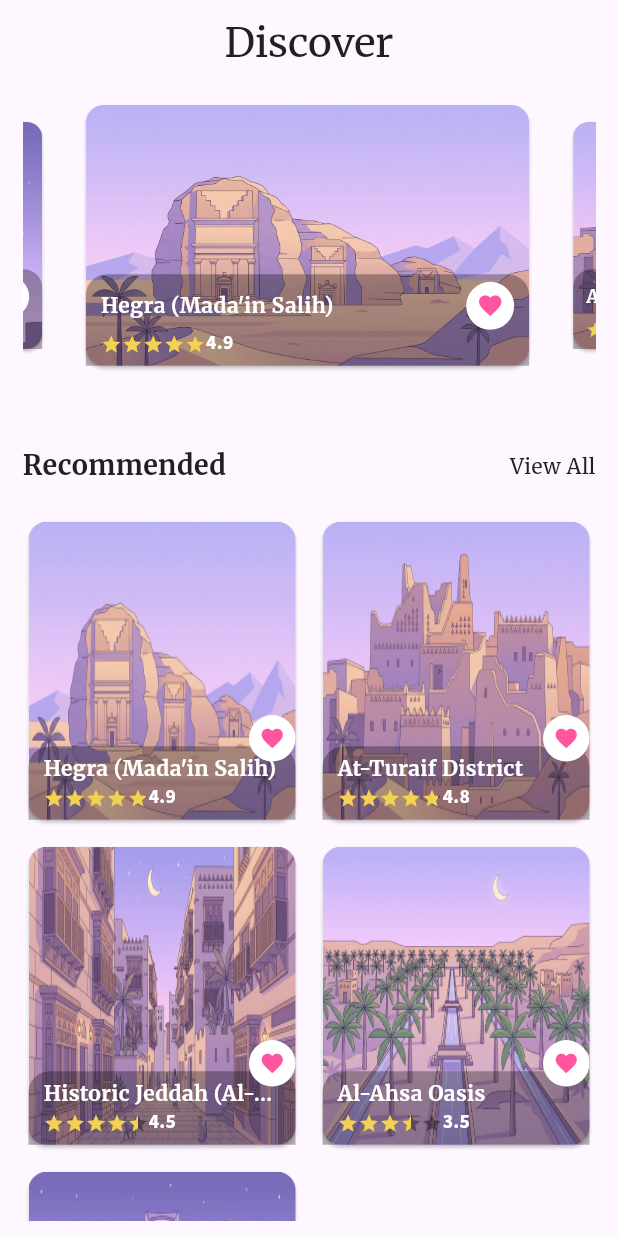
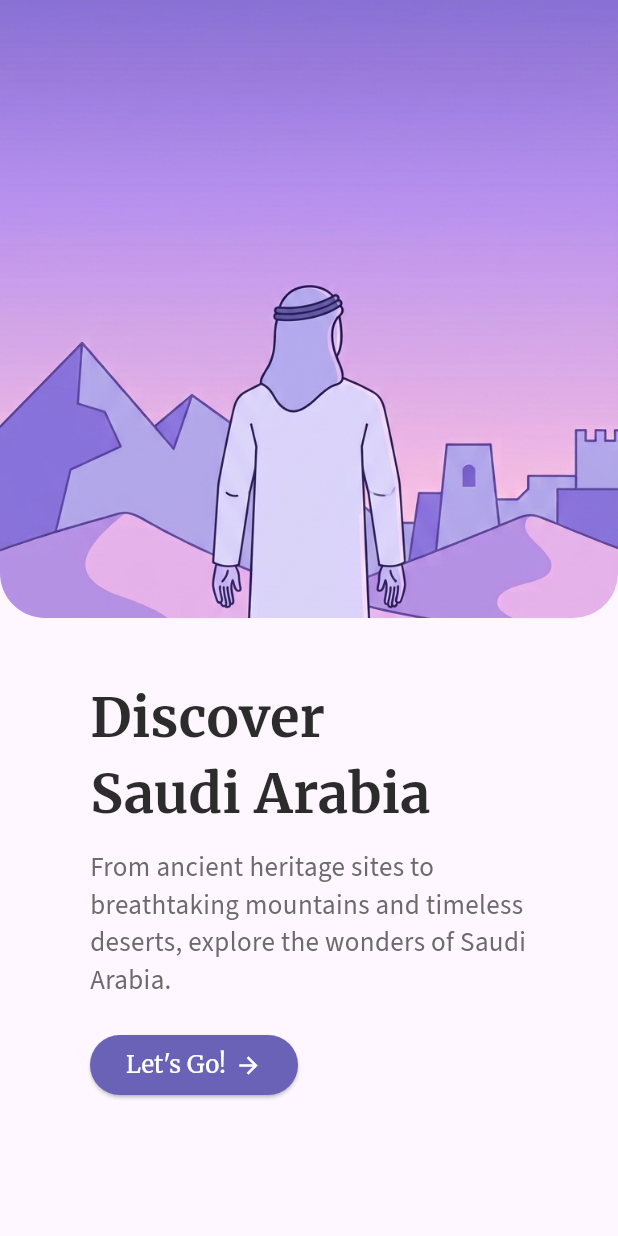
Before and after one commit to FaisalAlanazi-1/Tuwaiq_flutter_project_one, a Flutter app: the screen it shows after launch, on a phone screen of 412 x 824 dp. Run offline on Flutter 3.47's test engine with Material 3 defaults, Android fonts, the phone set to English and light mode, and no system bars; drawn by our look-alikes of carousel_slider, flutter_rating_bar; our stand-ins replace dots_indicator, google_fonts.

Commit message:
all features done

```diff
--- a/lib/constants/app_colors.dart
+++ /dev/null
@@ -1,43 +0,0 @@
-import 'package:flutter/material.dart';
-
-/// ألوان النصوص والأيقونات المستخدمة في التطبيق
-/// (مستبعد منها: خلفيات الصور، الخطوط الفاصلة، ولون الإشعار الأحمر)
-class AppColors {
-  AppColors._(); // منع إنشاء نسخة من الكلاس
-
-  // ============================================
-  // Primary — بنفسجي (نصوص وأيقونات أساسية)
-  // ============================================
-
-  /// بنفسجي غامق — أزرار، أيقونات، نص السعر واسم الباقة
-  static const Color primaryDark = Color(0xFF6A62B7);
-
-  /// بنفسجي داكن — نص التبويب النشط "Popular"
-  static const Color primaryActive = Color(0xFF897CFF);
-
-  // ============================================
-  // Neutrals — نصوص محايدة
-  // ============================================
-
-  /// أسود — النصوص الرئيسية والأيقونات
-  static const Color textPrimary = Color(0xFF202020);
-
-  /// رمادي عامق — العناوين والنص الفرعي
-  static const Color textSecondary = Color(0xFF2C2C2C);
-
-  /// أبيض — النصوص فوق الصور
-  static const Color textOnImage = Color(0xFFFFFFFF);
-
-  // ============================================
-  // Accent — ألوان الأيقونات المميزة
-  // ============================================
-
-  /// أصفر ذهبي — أيقونة نجوم التقييم
-  static const Color iconRating = Color(0xFFF4D150);
-
-  /// وردي — أيقونة القلب (المفضلة)
-  static const Color iconFavorite = Color(0xFFFF54A0);
-
-  /// أزرق فاتح — أيقونات شريط التنقل السفلي
-  static const Color iconNavBar = Color(0xFF403A7A);
-}
--- /dev/null
+++ b/lib/core/constants/app_colors.dart
@@ -0,0 +1,21 @@
+import 'package:flutter/material.dart';
+
+class AppColors {
+  AppColors._();
+
+  static const Color primary = Color(0xFF6A62B7);
+
+  static const Color primaryActive = Color(0xFF897CFF);
+
+  static const Color textPrimary = Color(0xFF202020);
+
+  static const Color textSecondary = Color(0xFF2C2C2C);
+
+  static const Color textOnImage = Color(0xFFFFFFFF);
+
+  static const Color iconRating = Color(0xFFF4D150);
+
+  static const Color iconFavorite = Color(0xFFFF54A0);
+
+  static const Color iconNavBar = Color(0xFF403A7A);
+}
--- a/lib/constants/gen/assets.dart
+++ b/lib/core/constants/gen/assets.dart
@@ -21,4 +21,6 @@ class Assets {
   /// Assets for assetsImagesKingdomTower
   /// assets/images/kingdom_tower.jpg
   static const String assetsImagesKingdomTower = "assets/images/kingdom_tower.jpg";
+
+ static const String splashImage =  "assets/images/splash.jpg" ;
 }
--- a/lib/constants/text_styles.dart
+++ b/lib/core/constants/text_styles.dart
@@ -2,149 +2,157 @@ import 'package:flutter/material.dart';
 import 'package:google_fonts/google_fonts.dart';
 import 'app_colors.dart';
 
-/// جميع أنماط النصوص المستخدمة في التطبيق
-/// مبنية على تحليل خطوط تصميم Figma: Merriweather + Source Sans Pro
+
+
 class AppTextStyles {
-  AppTextStyles._(); // منع إنشاء نسخة من الكلاس
+  AppTextStyles._();
 
-  // ============================================
-  // Merriweather — للعناوين والأسماء (Headlines)
-  // ============================================
 
-  /// عنوان رئيسي كبير — مثال: اسم المكان بشاشة التفاصيل (Mount Fuji)
+
+
+
+
   static TextStyle headlineLarge = GoogleFonts.merriweather(
     fontSize: 24,
-    fontWeight: FontWeight.w900, // Black
+    fontWeight: FontWeight.w900,
     color: AppColors.textPrimary,
   );
 
-  /// عنوان ترحيبي كبير جداً — مثال: "Winter Vacation Trips"
+
   static TextStyle welcomeTitle = GoogleFonts.merriweather(
     fontSize: 36,
     fontWeight: FontWeight.bold,
     color: AppColors.textSecondary,
   );
 
-  /// اسم مكان فوق كارد كبير (على خلفية صورة)
+
   static TextStyle cardTitleLarge = GoogleFonts.merriweather(
     fontSize: 20,
     fontWeight: FontWeight.bold,
     color: AppColors.textOnImage,
   );
 
-  /// عنوان قسم — مثال: "Description"
+
   static TextStyle sectionTitle = GoogleFonts.merriweather(
     fontSize: 20,
     fontWeight: FontWeight.bold,
     color: AppColors.textPrimary,
   );
 
-  /// عنوان قسم فرعي — مثال: "Recommended"
+
   static TextStyle sectionSubtitle = GoogleFonts.merriweather(
     fontSize: 18,
     fontWeight: FontWeight.bold,
     color: AppColors.textPrimary,
   );
 
-  /// اسم مكان فوق كارد صغير (على خلفية صورة)
+
   static TextStyle cardTitleSmall = GoogleFonts.merriweather(
     fontSize: 14,
     fontWeight: FontWeight.bold,
     color: AppColors.textOnImage,
   );
 
-  /// عنوان الشاشة الرئيسي — مثال: "Discover"
+
   static TextStyle screenTitle = GoogleFonts.merriweather(
     fontSize: 27,
     fontWeight: FontWeight.normal,
     color: AppColors.textPrimary,
   );
 
-  /// نص زر أساسي — مثال: "Let's Go!"
+
   static TextStyle buttonText = GoogleFonts.merriweather(
     fontSize: 16,
     fontWeight: FontWeight.normal,
     color: AppColors.textOnImage,
   );
 
-  /// رابط ثانوي — مثال: "View All"
+
   static TextStyle linkText = GoogleFonts.merriweather(
     fontSize: 14,
     fontWeight: FontWeight.normal,
     color: AppColors.textPrimary,
   );
 
-  // ============================================
-  // Source Sans Pro — للنصوص والتفاصيل
-  // ============================================
 
-  /// تبويب نشط/محدد — مثال: "Popular"
+
+
+
+
   static TextStyle tabActive = GoogleFonts.sourceSans3(
     fontSize: 16,
-    fontWeight: FontWeight.w900, // Black
+    fontWeight: FontWeight.w900,
     color: AppColors.iconNavBar,
   );
 
-  /// عداد رقمي — مثال: عداد الأيام "5"
+
   static TextStyle counterText = GoogleFonts.sourceSans3(
     fontSize: 16,
-    fontWeight: FontWeight.w900, // Black
+    fontWeight: FontWeight.w900,
     color: AppColors.textPrimary,
   );
 
-  /// السعر الرئيسي — مثال: "$400"
+
   static TextStyle priceLarge = GoogleFonts.sourceSans3(
     fontSize: 36,
     fontWeight: FontWeight.bold,
-    color: AppColors.primaryDark,
+    color: AppColors.primary,
   );
 
-  /// وحدة السعر — مثال: "/Package"
+
   static TextStyle priceUnit = GoogleFonts.sourceSans3(
     fontSize: 18,
     fontWeight: FontWeight.bold,
-    color: AppColors.primaryDark,
+    color: AppColors.primary,
   );
 
-  /// تقييم على خلفية داكنة (فوق صورة) — مثال: "4.5"
+
   static TextStyle ratingOnImage = GoogleFonts.sourceSans3(
     fontSize: 13,
     fontWeight: FontWeight.bold,
     color: AppColors.textOnImage,
   );
 
-  /// تقييم على خلفية فاتحة — مثال: "4.9"
+
   static TextStyle ratingOnLight = GoogleFonts.sourceSans3(
     fontSize: 13,
     fontWeight: FontWeight.bold,
     color: AppColors.textPrimary,
   );
 
-  /// نص الموقع — مثال: "Honshu, Japan"
+
   static TextStyle locationText = GoogleFonts.sourceSans3(
     fontSize: 12,
     fontWeight: FontWeight.bold,
     color: AppColors.textPrimary,
   );
 
-  /// نص شبه عريض — مثال: "5 Days"
+
   static TextStyle semiBoldText = GoogleFonts.sourceSans3(
     fontSize: 18,
-    fontWeight: FontWeight.w600, // SemiBold
+    fontWeight: FontWeight.w600,
     color: AppColors.textPrimary,
   );
 
-  /// نص وصفي طويل (فقرة الوصف)
+
   static TextStyle bodyText = GoogleFonts.sourceSans3(
     fontSize: 18,
     fontWeight: FontWeight.normal,
     color: AppColors.textPrimary,
   );
 
-  /// تبويب غير نشط — مثال: "Featured", "Most Visited"
+
   static TextStyle tabInactive = GoogleFonts.sourceSans3(
     fontSize: 16,
     fontWeight: FontWeight.normal,
     color: AppColors.textSecondary,
   );
+
+
+  static TextStyle welcomeDescription = GoogleFonts.sourceSans3(
+    fontSize: 18,
+    fontWeight: FontWeight.normal,
+    color: const Color(0xFF6B6B6B),
+    height: 1.4,
+  );
 }
--- a/lib/data.dart
+++ b/lib/data.dart
@@ -1,5 +1,5 @@
 
-import 'package:faisal_alanazi_proj1/constants/gen/assets.dart';
+import 'package:faisal_alanazi_proj1/core/constants/gen/assets.dart';
 
 List<Map<String, dynamic>> places = [
   {
--- a/lib/main.dart
+++ b/lib/main.dart
@@ -1,9 +1,9 @@
-import 'package:faisal_alanazi_proj1/screens/home/home_screen.dart';
+
+import 'package:faisal_alanazi_proj1/screens/splash/splash_screen.dart';
+
 import 'package:flutter/material.dart';
 
-
 void main() {
-
   runApp(const MainApp());
 }
 
@@ -12,9 +12,6 @@ class MainApp extends StatelessWidget {
 
   @override
   Widget build(BuildContext context) {
-    return  MaterialApp(
-      debugShowCheckedModeBanner: false,
-      home:HomeScreen()
-    );
+    return MaterialApp(debugShowCheckedModeBanner: false, home:SplashScreen());
   }
 }
--- a/lib/screens/home/widgets/home_body.dart
+++ b/lib/screens/home/widgets/home_body.dart
@@ -1,17 +1,29 @@
 import 'package:carousel_slider/carousel_options.dart';
 import 'package:carousel_slider/carousel_slider.dart';
-import 'package:faisal_alanazi_proj1/constants/text_styles.dart';
+import 'package:dots_indicator/dots_indicator.dart';
+import 'package:faisal_alanazi_proj1/core/constants/app_colors.dart';
+import 'package:faisal_alanazi_proj1/core/constants/text_styles.dart';
 import 'package:faisal_alanazi_proj1/screens/home/widgets/place_card.dart';
 import 'package:faisal_alanazi_proj1/screens/place_detail/placedetail_screen.dart';
 import 'package:flutter/material.dart';
 
-class HomeBody extends StatelessWidget {
+class HomeBody extends StatefulWidget {
   const HomeBody({
     super.key,
     required this.listOfPlaces,
+    required this.mangePlace,
+    required this.favoritePlaces,
   });
+  final Set<Map<String, dynamic>> favoritePlaces;
+  final List<Map<String, dynamic>> listOfPlaces;
+  final Function mangePlace;
 
-  final List<Map<String, dynamic>> listOfPlaces;
+  @override
+  State<HomeBody> createState() => _HomeBodyState();
+}
+
+class _HomeBodyState extends State<HomeBody> {
+  int currntSlide = 0;
 
   @override
   Widget build(BuildContext context) {
@@ -23,29 +35,38 @@ class HomeBody extends StatelessWidget {
             AspectRatio(
               aspectRatio: 2.1,
               child: CarouselSlider.builder(
-                itemCount: listOfPlaces.length,
+                itemCount: widget.listOfPlaces.length,
                 itemBuilder: (context, index, realIndex) {
-                  final place = listOfPlaces[index];
+                  final place = widget.listOfPlaces[index];
+
                   return Container(
                     margin: EdgeInsets.only(right: 2),
 
                     width: MediaQuery.of(context).size.width * 0.8,
 
                     child: InkWell(
-                       onTap: () {
-
-                         Navigator.push(context, MaterialPageRoute(builder: (context) => PlacedetailScreen(place: place),));
-                       },
+                      onTap: () {
+                        Navigator.push(
+                          context,
+                          MaterialPageRoute(
+                            builder: (context) =>
+                                PlacedetailScreen(place: place),
+                          ),
+                        );
+                      },
                       child: PlaceCard(
-                        image: place['image'],
-                        title: place['name'],
-                        rating: place['rating'],
+                        favoritePlaces: widget.favoritePlaces,
+                        mangePlace: widget.mangePlace,
+                        place: place,
                       ),
                     ),
                   );
                 },
                 options: CarouselOptions(
-                  height: 222,
+                  onPageChanged: (index, reason) => setState(() {
+                    currntSlide >= 3 ? currntSlide = 0 : currntSlide++;
+                  }),
+                  height: 500,
                   viewportFraction: 0.8,
                   autoPlayCurve: Curves.easeInSine,
                   autoPlayInterval: Duration(seconds: 4),
@@ -54,7 +75,16 @@ class HomeBody extends StatelessWidget {
                 ),
               ),
             ),
-            SizedBox(height: 50),
+            SizedBox(height: 15),
+            DotsIndicator(
+              dotsCount: 4,
+              position: currntSlide.toDouble(),
+              decorator: DotsDecorator(
+                color: AppColors.iconNavBar.withValues(alpha: 0.5),
+                activeColor: AppColors.primaryActive,
+              ),
+            ),
+            SizedBox(height: 20),
             // Recommended text
             Row(
               mainAxisAlignment: MainAxisAlignment.spaceBetween,
@@ -74,14 +104,24 @@ class HomeBody extends StatelessWidget {
                 crossAxisSpacing: 10,
                 childAspectRatio: 0.9,
               ),
-              itemCount: listOfPlaces.length,
+              itemCount: widget.listOfPlaces.length,
               itemBuilder: (context, index) {
-                final place = listOfPlaces[index];
-                return PlaceCard(
-                  image: place['image'],
-                  title: place['name'],
-                  rating: place['rating'],
-                  isFavoriteTop: true,
+                final place = widget.listOfPlaces[index];
+                return InkWell(
+                  onTap: () {
+                    Navigator.push(
+                      context,
+                      MaterialPageRoute(
+                        builder: (context) => PlacedetailScreen(place: place),
+                      ),
+                    );
+                  },
+                  child: PlaceCard(
+                    favoritePlaces: widget.favoritePlaces,
+                    mangePlace: widget.mangePlace,
+                    place: place,
+                    isFavoriteTop: true,
+                  ),
                 );
               },
             ),
--- a/lib/screens/home/widgets/place_card.dart
+++ b/lib/screens/home/widgets/place_card.dart
@@ -1,31 +1,34 @@
-
-import 'package:faisal_alanazi_proj1/constants/text_styles.dart';
+import 'package:faisal_alanazi_proj1/core/constants/text_styles.dart';
 import 'package:faisal_alanazi_proj1/screens/home/widgets/favorite_button.dart';
-import 'package:faisal_alanazi_proj1/screens/home/widgets/place_rating.dart';
+import 'package:faisal_alanazi_proj1/core/widget/place_rating.dart';
 import 'package:flutter/material.dart';
 
 class PlaceCard extends StatelessWidget {
-  final String title;
-  final String image;
-  final double rating;
+  final Map<String, dynamic> place;
   final bool? isFavoriteTop;
+  final Set<Map<String, dynamic>> favoritePlaces;
+  final Function mangePlace;
+
   const PlaceCard({
     super.key,
-    required this.title,
-    required this.image,
-    required this.rating,
+
     this.isFavoriteTop,
+    required this.place,
+    required this.mangePlace,
+    required this.favoritePlaces,
   });
 
   @override
   Widget build(BuildContext context) {
+    final bool isFav = favoritePlaces.any((e) => e['name'] == place['name']);
+
     return Card(
       child: Stack(
         children: [
           Positioned.fill(
             child: ClipRRect(
               borderRadius: BorderRadiusGeometry.circular(12),
-              child: Image.asset(image, fit: BoxFit.fill),
+              child: Image.asset(place['image'], fit: BoxFit.fill),
             ),
           ),
           Positioned(
@@ -53,21 +56,25 @@ class PlaceCard extends StatelessWidget {
                       children: [
                         Expanded(
                           child: Text(
-                            title,
+                            place['name'],
                             style: AppTextStyles.cardTitleSmall,
                             maxLines: 1,
                             overflow: TextOverflow.ellipsis,
                           ),
                         ),
                         Visibility(
-                          visible: isFavoriteTop != true,
-                          child: FavotiteButton(),
+                          visible: false,
+                          child: FavotiteButton(
+                            isSelected: isFav,
+                            mangePlace: mangePlace,
+                            place: place,
+                          ),
                         ),
                       ],
                     ),
 
                     // place rating widget
-                    PlaceRating(rating: rating),
+                    PlaceRating(rating: place['rating']),
                   ],
                 ),
               ),
@@ -78,7 +85,12 @@ class PlaceCard extends StatelessWidget {
                   bottom: 0,
                   right: 0,
                   top: 90,
-                  child: FavotiteButton(size: 17),
+                  child: FavotiteButton(
+                    isSelected: isFav,
+                    mangePlace: mangePlace,
+                    size: 17,
+                    place: place,
+                  ),
                 )
               : SizedBox.shrink(),
         ],
--- /dev/null
+++ b/lib/screens/splash/splash_screen.dart
@@ -0,0 +1,67 @@
+import 'package:faisal_alanazi_proj1/core/constants/app_colors.dart';
+import 'package:faisal_alanazi_proj1/core/constants/gen/assets.dart';
+import 'package:faisal_alanazi_proj1/core/constants/text_styles.dart';
+import 'package:faisal_alanazi_proj1/root.dart';
+import 'package:flutter/material.dart';
+
+class SplashScreen extends StatelessWidget {
+  const SplashScreen({super.key});
+
+  @override
+  Widget build(BuildContext context) {
+    return Scaffold(
+      body: Column(
+        crossAxisAlignment: CrossAxisAlignment.start,
+        children: [
+          SizedBox(
+            height: MediaQuery.of(context).size.height * 0.5,
+            width: double.infinity,
+            child: ClipRRect(
+              borderRadius: BorderRadiusGeometry.only(
+                bottomLeft: Radius.circular(30),
+                bottomRight: Radius.circular(30),
+              ),
+              child: Image.asset(Assets.splashImage, fit: BoxFit.cover),
+            ),
+          ),
+          Padding(
+            padding: EdgeInsetsGeometry.only(top: 40, left: 60, right: 20),
+            child: Column(
+              crossAxisAlignment: CrossAxisAlignment.start,
+              children: [
+                Text(
+                  "Discover\nSaudi Arabia",
+                  style: AppTextStyles.welcomeTitle,
+                ),
+                const SizedBox(height: 12),
+                Text(
+                  "From ancient heritage sites to breathtaking mountains and "
+                  "timeless deserts, explore the wonders of Saudi Arabia.",
+                  style: AppTextStyles.welcomeDescription,
+                ),
+
+                const SizedBox(height: 20),
+ElevatedButton(
+  onPressed: () {Navigator.of(context).pushReplacement(MaterialPageRoute(builder: (context) => Root(),));},
+  style: ElevatedButton.styleFrom(
+    backgroundColor: AppColors.primary,
+    shape: RoundedRectangleBorder(borderRadius: BorderRadius.circular(30)),
+  ),
+  child: Row(
+    mainAxisSize: MainAxisSize.min,
+    children: [
+      Text("Let's Go!", style: AppTextStyles.buttonText),
+      const SizedBox(width: 6),
+      Icon(Icons.arrow_forward, color: Colors.white, size: 18),
+    ],
+  ),
+)
+
+              ],
+            ),
+          ),
+        ],
+      ),
+    );
+  }
+}
--- a/pubspec.yaml
+++ b/pubspec.yaml
@@ -1,6 +1,6 @@
 name: faisal_alanazi_proj1
 description: "A new Flutter project."
-publish_to: 'none'
+publish_to: "none"
 version: 0.1.0+1
 
 environment:
@@ -8,6 +8,7 @@ environment:
 
 dependencies:
   carousel_slider: ^5.1.2
+  dots_indicator: ^4.0.1
   flutter:
     sdk: flutter
   flutter_rating_bar: ^4.0.1
```
Also changed, not shown: lib/core/widget/place_rating.dart (renamed from lib/screens/home/widgets/place_rating.dart, +12 -5 lines), lib/root.dart (added, +98 -0 lines), lib/screens/favorite/favorite_screen.dart (added, +87 -0 lines), lib/screens/home/home_screen.dart (+25 -5 lines), lib/screens/home/widgets/favorite_button.dart (+17 -5 lines), lib/screens/place_detail/placedetail_screen.dart (+48 -13 lines), lib/screens/place_detail/widget/back_button.dart (added, +18 -0 lines), lib/screens/place_detail/widget/description_widget.dart (added, +26 -0 lines), lib/screens/place_detail/widget/location_widget.dart (added, +26 -0 lines), assets/images/splash.jpg (added), pubspec.lock.
